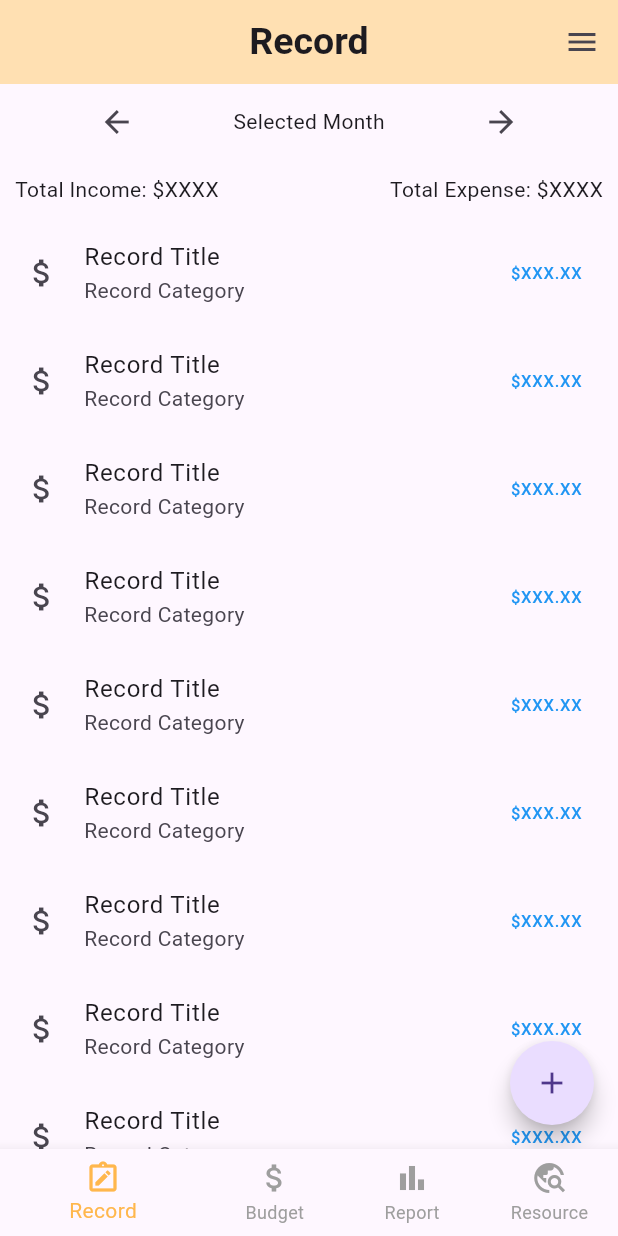
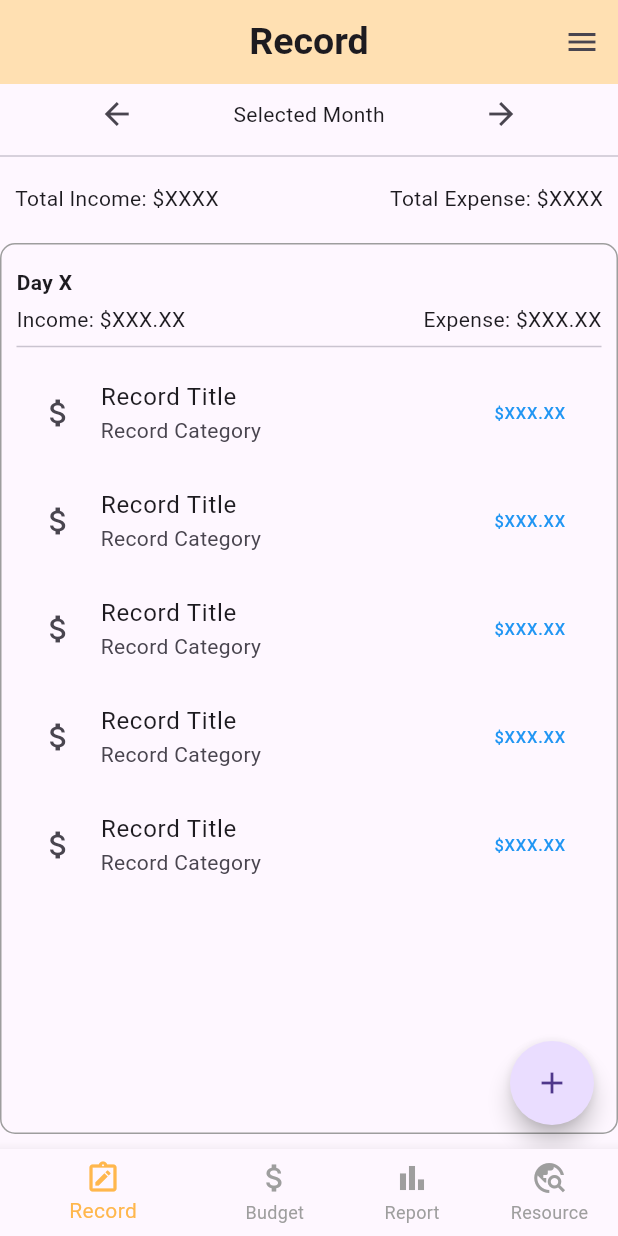
Before and after one commit to xinqikhong/FinalYearProject-MoneyMinder, a Flutter app: the screen it shows after launch, on a phone screen of 412 x 824 dp. Run offline on Flutter 3.47's test engine with Material 3 defaults, Android fonts, the phone set to English and light mode, and no system bars; our stand-ins replace fluttertoast, logger, shared_preferences; missing offline and left inert: ndialog.

Commit message:
Update tabrecordscreen.dart

```diff
--- a/stix3923/mypfm/lib/view/tabrecordscreen.dart
+++ b/stix3923/mypfm/lib/view/tabrecordscreen.dart
@@ -17,7 +17,7 @@ class _TabRecordScreenState extends State<TabRecordScreen> {
         children: [
           // Pagination for months
           Container(
-            height: 50, // Adjust height as needed
+            height: 40, // Adjust height as needed
             child: Row(
               mainAxisAlignment: MainAxisAlignment.spaceEvenly,
               children: [
@@ -37,6 +37,7 @@ class _TabRecordScreenState extends State<TabRecordScreen> {
               ],
             ),
           ),
+          Divider(),
           // Total income and expenses
           Container(
             padding: EdgeInsets.all(10),
@@ -50,27 +51,63 @@ class _TabRecordScreenState extends State<TabRecordScreen> {
           ),
           // Record list
           Expanded(
-            child: ListView.builder(
-              itemCount: 10, // Replace with actual record count
+              child: Container(
+            padding: EdgeInsets.all(10),
+            margin: EdgeInsets.symmetric(vertical: 10),
+            decoration: BoxDecoration(
+              border: Border.all(color: Colors.grey),
+              borderRadius: BorderRadius.circular(10),
+            ),
+            child: SingleChildScrollView(
+              child: Column(
+                crossAxisAlignment: CrossAxisAlignment.start,
+                children: [
+                  // Date and totals
+                  Padding(
+                    padding: EdgeInsets.symmetric(vertical: 5),
+                    child: Text(
+                      'Day X', // Replace with actual day
+                      style: TextStyle(fontWeight: FontWeight.bold),
+                    ),
+                  ),
+                  Row(
+                    mainAxisAlignment: MainAxisAlignment.spaceBetween,
+                    children: [
+                      Text(
+                          'Income: \$XXX.XX'), // Replace with actual total income
+                      Text(
+                          'Expense: \$XXX.XX'), // Replace with actual total expense
+                    ],
+                  ),
+                  Divider(), // Divider between totals and records
+                  // Individual records
+                  ListView.builder(
+                    shrinkWrap: true,
+                    physics: NeverScrollableScrollPhysics(),
+                    itemCount: 5, // Replace with actual record count
                     itemBuilder: (context, index) {
-                // Replace with record widget
                       return ListTile(
                         leading: Icon(Icons.attach_money),
-                  title: Text('Record Title'),
-                  subtitle: Text('Record Category'),
+                        title: Text(
+                            'Record Title'), // Replace with actual record title
+                        subtitle: Text(
+                            'Record Category'), // Replace with actual record category
                         trailing: Text(
                           '\$XXX.XX',
                           style: TextStyle(
                             color: Colors.blue, // For income
                           ),
-                  ),
+                        ), // Replace with actual record amount
                         onTap: () {
                           // Record tap logic
                         },
                       );
                     },
                   ),
+                ],
               ),
+            ),
+          )),
         ],
       ),
       floatingActionButton: FloatingActionButton(
```
Lines whose indentation alone changed are shown as unchanged.
